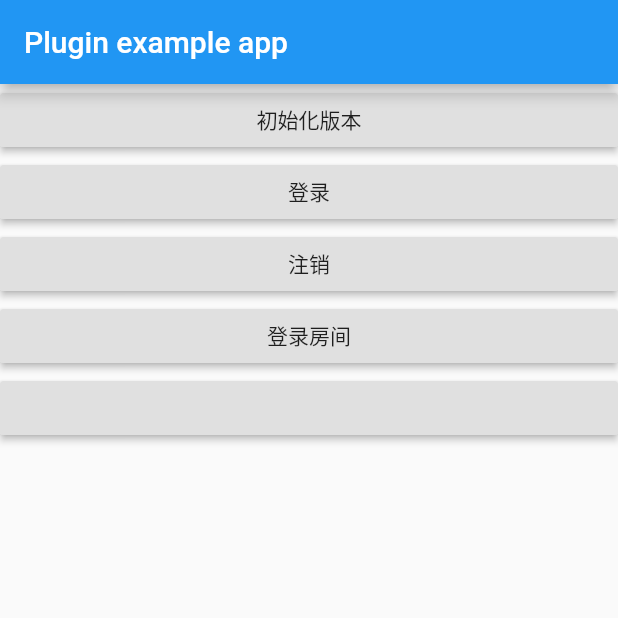
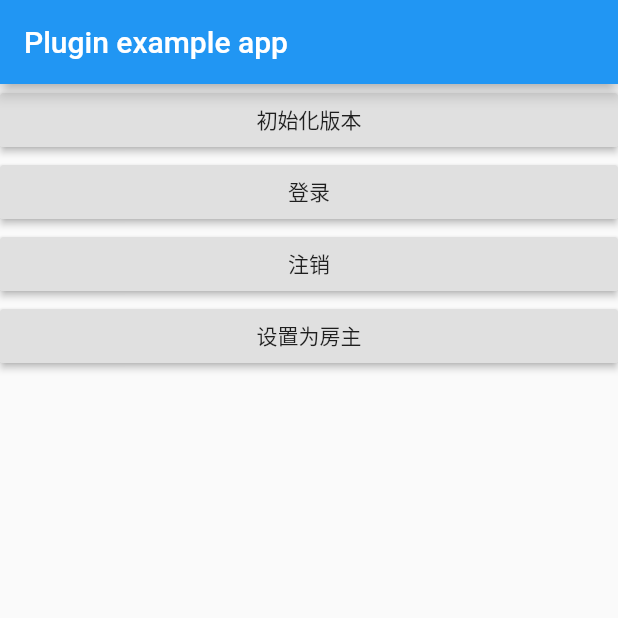
Before and after one commit to linwenhui0/zg_audio_plugin, a Flutter app: the screen it shows after launch, on a phone screen of 412 x 824 dp, the top half of it. Run offline on Flutter 3.47's test engine with Material 2 defaults, Android fonts, the phone set to English and light mode, and no system bars.

Commit message:
no message

```diff
--- a/example/lib/main.dart
+++ b/example/lib/main.dart
@@ -63,14 +63,12 @@ class _MyAppState extends State<MyApp>
               },
               child: new Text("注销"),
             ),
+
             RaisedButton(
               onPressed: () {
+                zgAudioPlugin.setHouseOwner(true);
               },
-              child: new Text("登录房间"),
-            ),
-            RaisedButton(
-              onPressed: () {},
-              child: new Text(""),
+              child: new Text("设置为房主"),
             ),
             new Text(textBuffer.toString())
           ],
```
Also changed, not shown: 1 other file.
